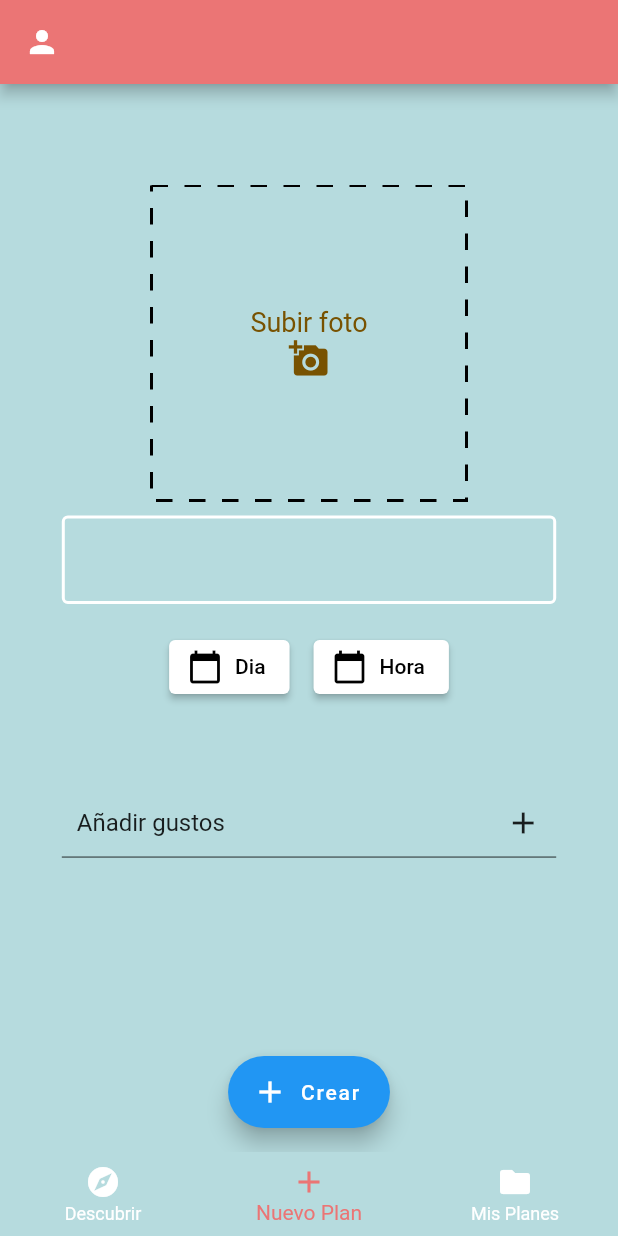
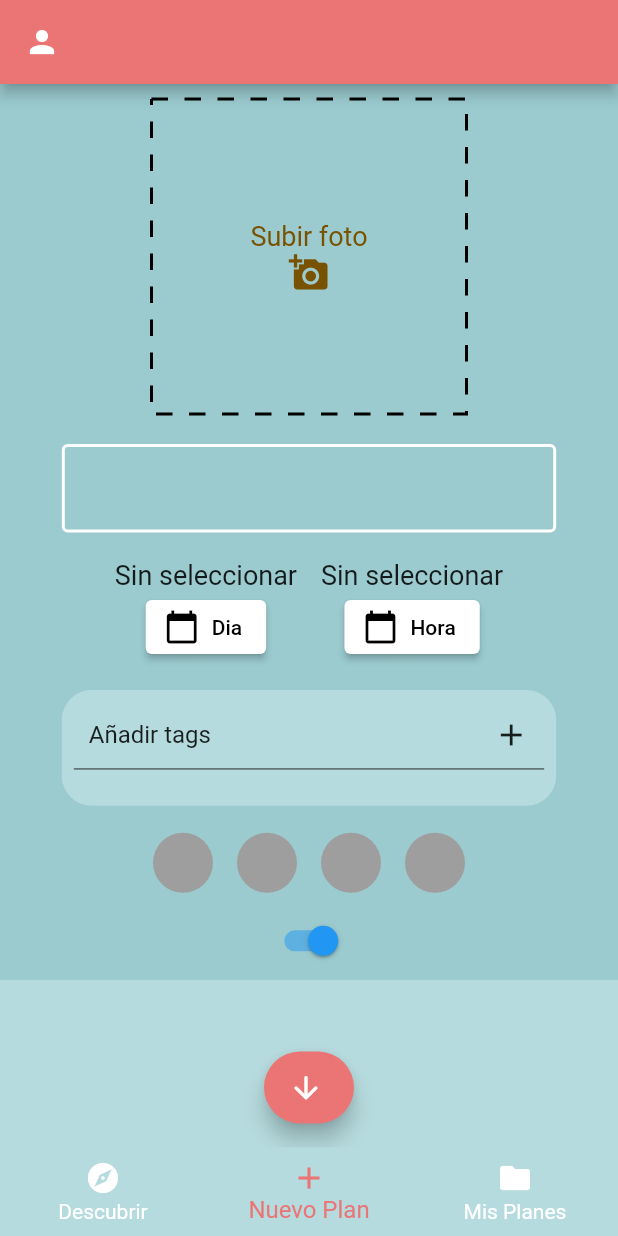
Before and after one commit to GenisMC/hey_plan, a Flutter app: the ScaffoldPage screen opened by its route, swiped to page 2, on a phone screen of 412 x 824 dp. Run offline on Flutter 3.47's test engine with Material 2 defaults, Android fonts, the phone set to English and light mode, and no system bars; drawn by our look-alikes of dotted_border, multi_select_flutter; our stand-ins replace carousel_slider, cloud_firestore, file_picker, firebase_auth, firebase_core, firebase_storage and 4 more; accounts and stored records are empty.

Commit message:
plans with tags, fixes, missing plan foto delete on exit

```diff
--- a/lib/Models/plan_model.dart
+++ b/lib/Models/plan_model.dart
@@ -3,7 +3,8 @@ class PlanModel {
   String title;
   DateTime date;
   List<dynamic> photoURLs;
+  List<dynamic> tagUIDs;
   List<dynamic> userUIDs;
   bool private;
-  PlanModel(this.docID, this.title, this.date, this.photoURLs, this.userUIDs, this.private);
+  PlanModel(this.docID, this.title, this.date, this.photoURLs, this.tagUIDs, this.userUIDs, this.private);
 }
--- a/lib/Pages/addplan.dart
+++ b/lib/Pages/addplan.dart
@@ -1,9 +1,13 @@
+import 'dart:math';
+
 import 'package:carousel_slider/carousel_slider.dart';
+import 'package:cloud_firestore/cloud_firestore.dart';
 import 'package:file_picker/file_picker.dart';
 import 'package:flutter/foundation.dart';
 import 'package:flutter/material.dart';
 import 'package:hey_plan/Models/profile_model.dart';
 import 'package:hey_plan/Models/tag_model.dart';
+import 'package:hey_plan/Widgets/custom_dialog.dart';
 import 'package:hey_plan/Widgets/tag_picker.dart';
 import 'package:uuid/uuid.dart';
 import 'package:dotted_border/dotted_border.dart';
@@ -22,27 +26,44 @@ class AddPlanPage extends StatefulWidget {
 class _AddPlanPageState extends State<AddPlanPage> {
   final Singleton singleton = Singleton.instance;
   final TextEditingController _controllerTitlePlan = TextEditingController();
+  final CustomDialog cd = CustomDialog();
+  final ScrollController _scrollController = ScrollController();
   bool private = true;
+  bool atBottom = false;
   DateTime? date;
   TimeOfDay? time;
   List<File> photos = [];
   late List<TagModel> tags = [];
 
+  @override
+  void initState() {
+    super.initState();
+    _scrollController.addListener(() {
+      if (_scrollController.hasClients) {
+        if (_scrollController.position.atEdge) {
+          if (_scrollController.position.pixels != 0) {
+            setState(() {
+              atBottom = true;
+            });
+          }
+        } else {
+          setState(() {
+            atBottom = false;
+          });
+        }
+      }
+    });
+  }
   // --- FUNCTIONS --- //
 
   Future createPlan() async {
     var uuid = const Uuid();
-    DateTime formattedDateTime = DateTime.now();
-    if (date != null && time != null) {
-      formattedDateTime = DateTime(date!.year, date!.month, date!.day, time!.hour, time!.minute);
-    }
-
+    DateTime formattedDateTime = DateTime(date!.year, date!.month, date!.day, time!.hour, time!.minute);
     var timeUuid = uuid.v1();
     List<String> photoURLs = await singleton.storage.uploadPlanPhotos(timeUuid, photos);
-    if (_controllerTitlePlan.text != "") {
-      return await singleton.db.createNewPlan(
-          _controllerTitlePlan.text, timeUuid, [singleton.auth.user!.uid], formattedDateTime, photoURLs, private);
-    }
+    List<String> tagUIDs = tags.map((e) => e.uid).toList();
+    return await singleton.db.createNewPlan(_controllerTitlePlan.text, timeUuid, [singleton.auth.user!.uid],
+        formattedDateTime, photoURLs, tagUIDs, private);
   }
 
   Future<List<TagModel>> getTags() async {
@@ -53,6 +74,7 @@ class _AddPlanPageState extends State<AddPlanPage> {
   void resetValues() {
     _controllerTitlePlan.text = "";
     photos = [];
+    tags = [];
     date = null;
     time = null;
     private = true;
@@ -96,10 +118,33 @@ class _AddPlanPageState extends State<AddPlanPage> {
 
   @override
   Widget build(BuildContext context) {
+    String dateString = "Sin seleccionar";
+    String timeString = "Sin seleccionar";
+    if (date != null) {
+      String month = date!.month.toString();
+      if (date!.month < 10) {
+        month = "0" + month;
+      }
+      dateString = date!.day.toString() + " - " + month + " - " + date!.year.toString();
+    }
+    if (time != null) {
+      timeString = time!.hour.toString() + ":" + time!.minute.toString() + " h";
+    }
     return Scaffold(
-      //resizeToAvoidBottomInset: false,
-      floatingActionButton: FloatingActionButton.extended(
+      resizeToAvoidBottomInset: false,
+      floatingActionButton: atBottom
+          ? FloatingActionButton.extended(
+              backgroundColor: const Color(accentColor),
               onPressed: () async {
+                if (_controllerTitlePlan.text == "") {
+                  cd.showCustomDialog(context, "Plan sin título");
+                } else if (photos.isEmpty) {
+                  cd.showCustomDialog(context, "No se han seleccionada fotos");
+                } else if (date == null || time == null) {
+                  cd.showCustomDialog(context, "Selecciona dia i hora");
+                } else if (tags.isEmpty) {
+                  cd.showCustomDialog(context, "Añade almenos un tag");
+                } else {
                   showDialog(
                       context: context,
                       builder: (BuildContext context) {
@@ -115,10 +160,21 @@ class _AddPlanPageState extends State<AddPlanPage> {
                   resetValues();
                   Navigator.pop(context);
                   print(result);
+                }
               },
               label: const Text("Crear"),
               icon: const Icon(Icons.add),
-      ),
+            )
+          : FloatingActionButton.extended(
+              backgroundColor: const Color(accentColor),
+              label: Container(),
+              isExtended: false,
+              onPressed: () {
+                final position = _scrollController.position.maxScrollExtent;
+                _scrollController.animateTo(position,
+                    duration: const Duration(milliseconds: 500), curve: Curves.easeOut);
+              },
+              icon: const Icon(Icons.arrow_downward_rounded)),
       floatingActionButtonLocation: FloatingActionButtonLocation.centerFloat,
       body: FutureBuilder<List>(
         future: getTags().timeout(const Duration(seconds: 10)),
@@ -128,20 +184,23 @@ class _AddPlanPageState extends State<AddPlanPage> {
           // If the results from the future are correct
           if (snapshot.hasData) {
             children = <Widget>[
-              SizedBox(
-                height: MediaQuery.of(context).size.height * 0.7,
+              Container(
+                color: const Color(darkerBackgroundAccent),
+                height: MediaQuery.of(context).size.height * 0.725,
                 child: SingleChildScrollView(
-                  physics: const NeverScrollableScrollPhysics(),
+                  controller: _scrollController,
                   child: ConstrainedBox(
                     constraints: BoxConstraints(
                       minWidth: MediaQuery.of(context).size.width,
                       minHeight: MediaQuery.of(context).size.height * 0.7,
                     ),
-                    child: IntrinsicHeight(
                     child: Column(
                       mainAxisAlignment: MainAxisAlignment.center,
                       children: [
-                          photoPicker(),
+                        Padding(
+                          padding: const EdgeInsets.all(10.0),
+                          child: photoPicker(),
+                        ),
                         Padding(
                           padding: const EdgeInsets.fromLTRB(0, 10, 0, 10),
                           child: SizedBox(
@@ -160,7 +219,10 @@ class _AddPlanPageState extends State<AddPlanPage> {
                           children: [
                             Padding(
                               padding: const EdgeInsets.all(8.0),
-                                child: ElevatedButton.icon(
+                              child: Column(
+                                children: [
+                                  Text(dateString, style: const TextStyle(fontSize: defaultFontSize)),
+                                  ElevatedButton.icon(
                                       onPressed: () async {
                                         var dateResult = await showDatePicker(
                                           context: context,
@@ -179,15 +241,22 @@ class _AddPlanPageState extends State<AddPlanPage> {
                                             const Duration(days: 365), //ss
                                           ),
                                         );
+                                        setState(() {
                                           date = dateResult;
+                                        });
                                         print(dateResult);
                                       },
                                       icon: const Icon(Icons.calendar_today),
                                       label: const Text("Dia")),
+                                ],
+                              ),
                             ),
                             Padding(
                               padding: const EdgeInsets.all(8.0),
-                                child: ElevatedButton.icon(
+                              child: Column(
+                                children: [
+                                  Text(timeString, style: const TextStyle(fontSize: defaultFontSize)),
+                                  ElevatedButton.icon(
                                       onPressed: () async {
                                         var timeResult = await showTimePicker(
                                           context: context,
@@ -202,11 +271,15 @@ class _AddPlanPageState extends State<AddPlanPage> {
                                             );
                                           },
                                         );
+                                        setState(() {
                                           time = timeResult;
+                                        });
                                         print(timeResult);
                                       },
                                       icon: const Icon(Icons.calendar_today),
                                       label: const Text("Hora")),
+                                ],
+                              ),
                             ),
                           ],
                         ),
@@ -241,7 +314,6 @@ class _AddPlanPageState extends State<AddPlanPage> {
                   ),
                 ),
               ),
-              ),
             ];
           }
           // If the result from the future has an error
@@ -266,10 +338,8 @@ class _AddPlanPageState extends State<AddPlanPage> {
             ];
           }
           return Center(
-            child: SingleChildScrollView(
             child: Column(
               children: children,
-              ),
             ),
           );
         },
@@ -337,7 +407,6 @@ class _AddPlanPageState extends State<AddPlanPage> {
     );
   }
 
-  @override
   Widget photoPicker() {
     return photos.isEmpty
         ? GestureDetector(
--- a/lib/Pages/plans.dart
+++ b/lib/Pages/plans.dart
@@ -114,7 +114,10 @@ class _PlansPageState extends State<PlansPage> {
                 ),
                 ElevatedButton(
                   onPressed: () async {
-                    bool value = await singleton.db.removeUserFromPLan(plan.docID, singleton.auth.user!.uid);
+                    int value = await singleton.db.removeUserFromPLan(plan.docID, singleton.auth.user!.uid);
+                    if (value == 1) {
+                      await singleton.storage.deletePlanImages(plan.docID);
+                    }
                     setState(() {});
                     Navigator.pop(context);
                   },
--- a/lib/Pages/scaffold.dart
+++ b/lib/Pages/scaffold.dart
@@ -27,6 +27,7 @@ class _ScaffoldPageState extends State<ScaffoldPage> {
   @override
   Widget build(BuildContext context) {
     return Scaffold(
+      resizeToAvoidBottomInset: false,
       appBar: AppBar(
         automaticallyImplyLeading: false,
         leading: IconButton(
@@ -56,6 +57,8 @@ class _ScaffoldPageState extends State<ScaffoldPage> {
         selectedItemColor: const Color(accentColor),
         elevation: 0,
         unselectedItemColor: Colors.white,
+        selectedFontSize: defaultFontSize - 2,
+        unselectedFontSize: defaultFontSize - 4,
         backgroundColor: const Color(backgroundColor),
         onTap: _onItemTapped,
       ),
--- a/lib/Pages/sign-in-forms.dart
+++ b/lib/Pages/sign-in-forms.dart
@@ -36,7 +36,7 @@ class _SignInFormsPageState extends State<SignInFormsPage> {
 
   void register() async {
     if (_controllerPassword.text == _controllerPasswordCheck.text) {
-      var response = await singleton.auth.registerEmail(_controllerEmail.text, _controllerPassword.text);
+      var response = await singleton.auth.registerEmail(_controllerEmail.text.trim(), _controllerPassword.text.trim());
       if (response is String) {
         showDialog(context: context, builder: (_) => RegisterErrorDialog(response: response.toString()));
       } else {
@@ -88,7 +88,8 @@ class _SignInFormsPageState extends State<SignInFormsPage> {
             ),
             ElevatedButton(
                 onPressed: () async {
-                  var response = await singleton.auth.loginWithEmail(_controllerEmail.text, _controllerPassword.text);
+                  var response = await singleton.auth
+                      .loginWithEmail(_controllerEmail.text.trim(), _controllerPassword.text.trim());
                   if (response is String) {
                     showDialog(context: context, builder: (_) => RegisterErrorDialog(response: response.toString()));
                   } else {
--- a/lib/Widgets/tag_picker.dart
+++ b/lib/Widgets/tag_picker.dart
@@ -52,15 +52,18 @@ class _TagPickerState extends State<TagPicker> {
   Widget build(BuildContext context) {
     return Padding(
       padding: const EdgeInsets.fromLTRB(8, 10, 8, 10),
-      child: SizedBox(
-        height: MediaQuery.of(context).size.height * 0.25,
+      child: Container(
         width: MediaQuery.of(context).size.width * 0.8,
+        decoration:
+            const BoxDecoration(color: Color(backgroundColor), borderRadius: BorderRadius.all(Radius.circular(20))),
+        child: Padding(
+          padding: const EdgeInsets.all(8.0),
           child: Column(
-          mainAxisAlignment: MainAxisAlignment.spaceEvenly,
+            mainAxisSize: MainAxisSize.max,
             children: [
               MultiSelectBottomSheetField(
                   items: tagDropdownItems,
-                buttonText: const Text("Añadir gustos", style: TextStyle(fontSize: defaultFontSize - 2)),
+                  buttonText: const Text("Añadir tags", style: TextStyle(fontSize: defaultFontSize - 2)),
                   searchable: true,
                   backgroundColor: const Color(darkerAccentColor),
                   buttonIcon: const Icon(Icons.add),
@@ -84,13 +87,15 @@ class _TagPickerState extends State<TagPicker> {
                       },
                     )
                   : Container(),
-            Tags(
+              Padding(
+                padding: const EdgeInsets.fromLTRB(0, 8, 0, 8),
+                child: Tags(
                   itemCount: widget.profileTags.length,
                   itemBuilder: (int index) {
                     final tag = widget.profileTags[index];
                     return ItemTags(
                       index: index,
-                  //key: Key(index.toString()),
+                      key: Key(index.toString()),
                       title: tag.name,
                       textStyle: GoogleFonts.farro(fontSize: defaultFontSize * 0.8),
                       onPressed: (i) {
@@ -99,7 +104,9 @@ class _TagPickerState extends State<TagPicker> {
                     );
                   },
                 ),
+              ),
             ],
+          ),
         ),
       ),
     );
```
Also changed, not shown: lib/Services/fire_db.dart (+8 -7 lines), lib/Services/fire_store.dart (+9 -0 lines), lib/Widgets/custom_dialog.dart (added, +53 -0 lines), 1 other file. Lines whose indentation alone changed are shown as unchanged.
